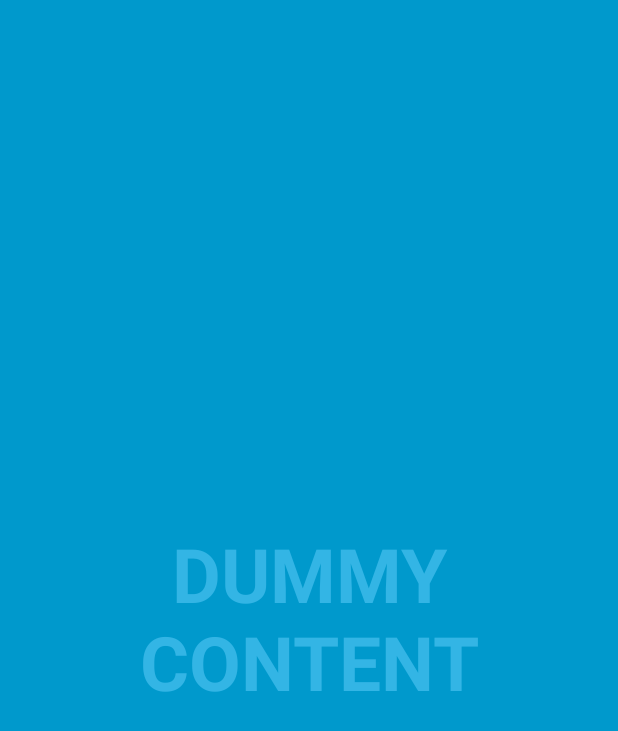
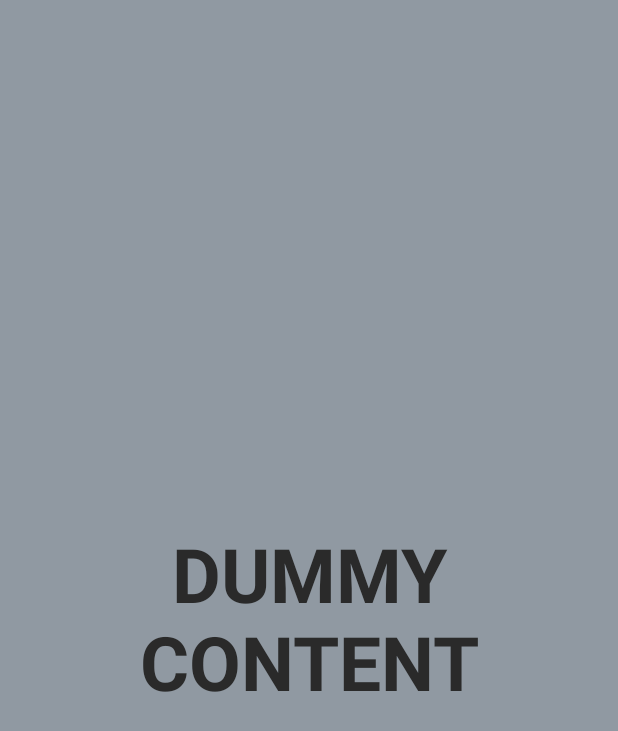
Before and after one commit to iiw/shopmaniac, an Android app: the screen it shows after launch (ShopmaniacActivity), on a phone screen of 412 x 824 dp. Shown: the top 731 px of the screen. Run offline under Robolectric (Android 15) with nearby library versions, the phone set to English and light mode, and no system bars.

Commit message:
database and colors

```diff
--- a/app/src/main/AndroidManifest.xml
+++ b/app/src/main/AndroidManifest.xml
@@ -8,9 +8,11 @@
             android:label="@string/app_name"
             android:roundIcon="@mipmap/ic_launcher_round"
             android:supportsRtl="true"
+            android:name=".ShopmaniacApplication"
+            android:fullBackupContent="true"
             android:theme="@style/AppTheme">
         <activity
-                android:name=".ShopmaniacActivity"
+                android:name=".view.ShopmaniacActivity"
                 android:configChanges="orientation|keyboardHidden|screenSize"
                 android:label="@string/app_name"
                 android:theme="@style/FullscreenTheme">
--- /dev/null
+++ b/app/src/main/java/ac/summer/shopmaniac/ShopmaniacApplication.kt
@@ -0,0 +1,18 @@
+package ac.summer.shopmaniac
+
+import ac.summer.shopmaniac.di.appModule
+import android.app.Application
+import org.koin.android.ext.koin.androidContext
+import org.koin.android.ext.koin.androidLogger
+import org.koin.core.context.startKoin
+
+class ShopmaniacApplication : Application() {
+    override fun onCreate() {
+        super.onCreate()
+        startKoin {
+            androidLogger()
+            androidContext(this@ShopmaniacApplication)
+            modules(appModule)
+        }
+    }
+}
--- /dev/null
+++ b/app/src/main/java/ac/summer/shopmaniac/di/appModule.kt
@@ -0,0 +1,11 @@
+package ac.summer.shopmaniac.di
+
+import ac.summer.shopmaniac.database.DbProvider
+import ac.summer.shopmaniac.presenter.ShopmaniacPresenter
+import org.koin.android.ext.koin.androidContext
+import org.koin.dsl.module
+
+val appModule = module {
+    single { ShopmaniacPresenter() }
+    single { DbProvider(androidContext()) }
+}
--- /dev/null
+++ b/app/src/main/java/ac/summer/shopmaniac/presenter/ShopmaniacPresenter.kt
@@ -0,0 +1,19 @@
+package ac.summer.shopmaniac.presenter
+
+import ac.summer.shopmaniac.view.ShopmaniacActivity
+import android.widget.Toast
+
+class ShopmaniacPresenter {
+    private var view: ShopmaniacActivity? = null
+    fun attachView(activity: ShopmaniacActivity) {
+        view = activity
+    }
+
+    fun detachView(activity: ShopmaniacActivity) {
+        view = null
+    }
+
+    fun onViewReady() {
+        Toast.makeText(view?.applicationContext, "View ready", Toast.LENGTH_LONG).show()
+    }
+}
--- a/app/src/main/java/ac/summer/shopmaniac/ShopmaniacActivity.kt
+++ b/app/src/main/java/ac/summer/shopmaniac/view/ShopmaniacActivity.kt
@@ -1,17 +1,22 @@
-package ac.summer.shopmaniac
+package ac.summer.shopmaniac.view
 
+import ac.summer.shopmaniac.R
+import ac.summer.shopmaniac.presenter.ShopmaniacPresenter
 import android.annotation.SuppressLint
 import androidx.appcompat.app.AppCompatActivity
 import android.os.Bundle
 import android.os.Handler
 import android.view.View
 import kotlinx.android.synthetic.main.activity_fullscreen.*
+import org.koin.android.ext.android.inject
 
 /**
  * An example full-screen activity that shows and hides the system UI (i.e.
  * status bar and navigation/system bar) with user interaction.
  */
 class ShopmaniacActivity : AppCompatActivity() {
+    private val presenter: ShopmaniacPresenter by inject()
+
     private val mHideHandler = Handler()
     @SuppressLint("InlinedApi")
     private val mHidePart2Runnable = Runnable {
@@ -42,6 +47,8 @@ class ShopmaniacActivity : AppCompatActivity() {
         setContentView(R.layout.activity_fullscreen)
         supportActionBar?.setDisplayHomeAsUpEnabled(true)
         mVisible = true
+        presenter.attachView(this)
+        presenter.onViewReady()
     }
 
     override fun onPostCreate(savedInstanceState: Bundle?) {
--- a/app/src/main/res/layout/activity_fullscreen.xml
+++ b/app/src/main/res/layout/activity_fullscreen.xml
@@ -3,8 +3,8 @@
              xmlns:tools="http://schemas.android.com/tools"
              android:layout_width="match_parent"
              android:layout_height="match_parent"
-             android:background="#0099cc"
-             tools:context=".ShopmaniacActivity">
+             android:background="@color/overcast"
+             tools:context=".view.ShopmaniacActivity">
 
     <TextView
         android:id="@+id/fullscreen_content"
@@ -13,7 +13,7 @@
         android:gravity="center"
         android:keepScreenOn="true"
         android:text="@string/dummy_content"
-        android:textColor="#33b5e5"
+        android:textColor="@color/pen"
         android:textSize="50sp"
         android:textStyle="bold" />
 
--- a/app/src/main/res/values/colors.xml
+++ b/app/src/main/res/values/colors.xml
@@ -1,8 +1,8 @@
 <?xml version="1.0" encoding="utf-8"?>
 <resources>
-    <color name="colorPrimary">#008577</color>
-    <color name="colorPrimaryDark">#00574B</color>
-    <color name="colorAccent">#D81B60</color>
-
-    <color name="black_overlay">#66000000</color>
+    <color name="paper">#D5D5D5</color>
+    <color name="dusty">#96858F</color>
+    <color name="lavendar">#6d7993</color>
+    <color name="overcast">#9099A2</color>
+    <color name="pen">#2a2a2a</color>
 </resources>
--- a/app/src/main/res/values/styles.xml
+++ b/app/src/main/res/values/styles.xml
@@ -3,9 +3,9 @@
     <!-- Base application theme. -->
     <style name="AppTheme" parent="Theme.AppCompat.Light.DarkActionBar">
         <!-- Customize your theme here. -->
-        <item name="colorPrimary">@color/colorPrimary</item>
-        <item name="colorPrimaryDark">@color/colorPrimaryDark</item>
-        <item name="colorAccent">@color/colorAccent</item>
+        <!--<item name="colorPrimary">@color/colorPrimary</item>-->
+        <!--<item name="colorPrimaryDark">@color/colorPrimaryDark</item>-->
+        <!--<item name="colorAccent">@color/colorAccent</item>-->
     </style>
 
     <style name="FullscreenTheme" parent="AppTheme">
@@ -17,7 +17,7 @@
     </style>
 
     <style name="FullscreenActionBarStyle" parent="Widget.AppCompat.ActionBar">
-        <item name="android:background">@color/black_overlay</item>
+        <item name="android:background">@color/pen</item>
     </style>
 
 </resources>
```
Also changed, not shown: app/src/main/java/ac/summer/shopmaniac/database/AppDatabase.kt (added, +11 -0 lines), app/src/main/java/ac/summer/shopmaniac/database/DbProvider.kt (added, +17 -0 lines), app/src/main/java/ac/summer/shopmaniac/database/item/Item.kt (added, +13 -0 lines), app/src/main/java/ac/summer/shopmaniac/database/item/ItemDao.kt (added, +19 -0 lines).
